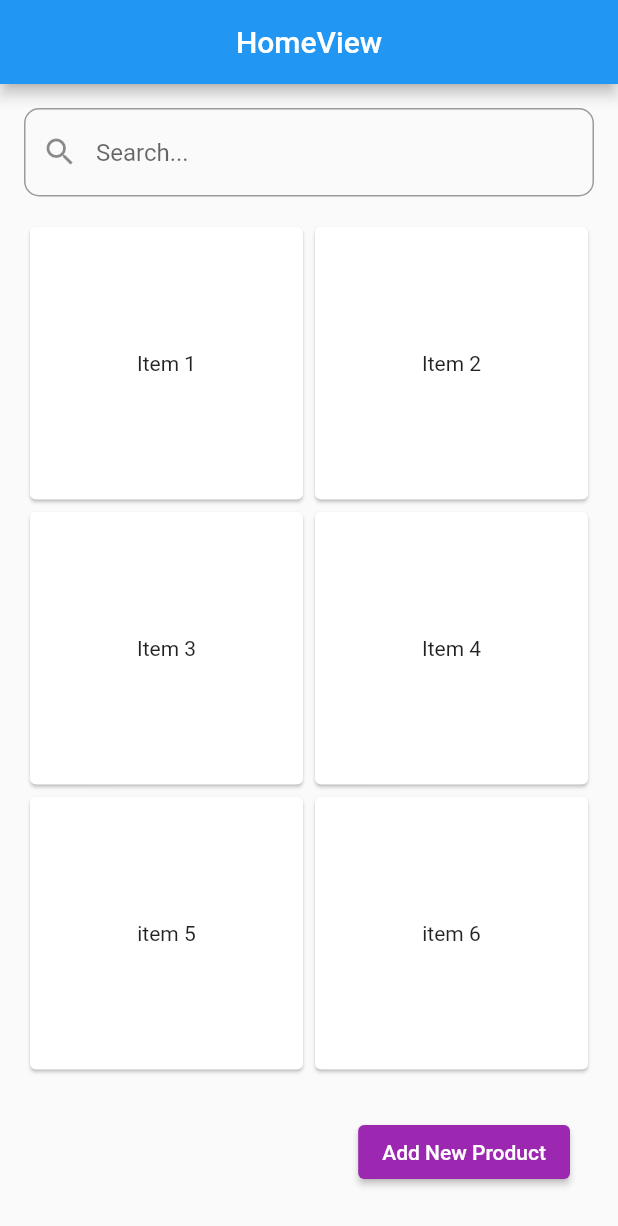
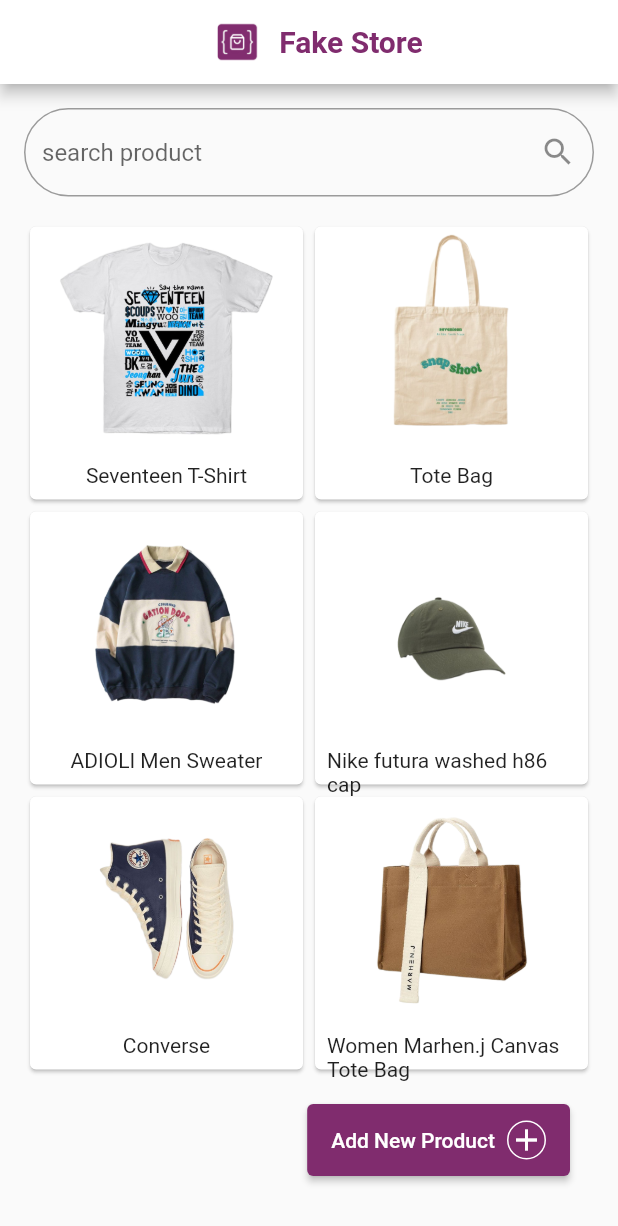
Before and after one commit to SabillaAndini/getx_app, a Flutter app: the screen it shows after launch, on a phone screen of 412 x 824 dp. Shown: the top 1226 px of the screen. Run offline on Flutter 3.47's test engine with Material 2 defaults, Android fonts, the light colour scheme and no system bars; our stand-ins replace get.

Commit message:
update progres getx

```diff
--- a/lib/app/modules/detail/views/detail_view.dart
+++ b/lib/app/modules/detail/views/detail_view.dart
@@ -1,11 +1,8 @@
 import 'package:flutter/material.dart';
 
-import 'package:get/get.dart';
+class DetailView extends StatelessWidget {
+  const DetailView({Key? key}) : super(key: key);
 
-import '../controllers/detail_controller.dart';
-
-class DetailView extends GetView<DetailController> {
-  const DetailView({Key? key}) : super(key: key);
   @override
   Widget build(BuildContext context) {
     return Scaffold(
@@ -13,11 +10,35 @@
         title: const Text('DetailView'),
         centerTitle: true,
       ),
-      body: const Center(
-        child: Text(
-          'DetailView is working',
-          style: TextStyle(fontSize: 20),
-        ),
+      body: Column(
+        children: [
+          Container(
+            width: 390.0,
+            height: 210.81,
+            margin: const EdgeInsets.only(top: 80.0),
+            alignment: Alignment.topCenter,
+            decoration: BoxDecoration(
+              boxShadow: [
+                BoxShadow(
+                  color: Color.fromARGB(255, 255, 255, 255).withOpacity(0.25),
+                  spreadRadius: 4,
+                  offset: const Offset(0, 4),
+                ),
+              ],
+            ),
+            child: Image.network(
+              'https://images.tokopedia.net/img/cache/900/hDjmkQ/2023/5/8/559a8392-4d0a-41af-8b04-0520e3fcc549.jpg', // Ganti dengan URL gambar yang sesuai
+              fit: BoxFit.cover, // Menyesuaikan gambar ke dalam kotak
+            ),
+          ),
+          SizedBox(height: 16), // Tambahkan jarak vertikal di sini
+          const Center(
+            child: Text(
+              'DetailView is working',
+              style: TextStyle(fontSize: 20),
+            ),
+          ),
+        ],
       ),
     );
   }
--- a/lib/app/modules/home/controllers/home_controller.dart
+++ b/lib/app/modules/home/controllers/home_controller.dart
@@ -2,14 +2,22 @@
 
 class HomeController extends GetxController {
   final allItems = <String>[
-    'Item 1',
-    'Item 2',
-    'Item 3',
-    'Item 4',
-    'item 5',
-    'item 6'
+    'Seventeen T-Shirt',
+    'Tote Bag',
+    'ADIOLI Men Sweater',
+    'Nike futura washed h86 cap',
+    'Converse',
+    'Women Marhen.j Canvas Tote Bag'
   ];
   final filteredItems = <String>[].obs;
+  final itemImages = <String>[
+    'assets/item1.png',
+    'assets/item2.png',
+    'assets/item3.png',
+    'assets/item4.png',
+    'assets/item5.png',
+    'assets/item6.png',
+  ];
 
   @override
   void onInit() {
@@ -29,4 +37,8 @@
   void addProduct(String s) {}
 
   void applyFilter(String value) {}
+
+  List<String> getItemImages() {
+    return itemImages;
+  }
 }
--- a/lib/app/modules/home/views/home_view.dart
+++ b/lib/app/modules/home/views/home_view.dart
@@ -9,7 +9,27 @@
   Widget build(BuildContext context) {
     return Scaffold(
       appBar: AppBar(
-        title: const Text('HomeView'),
+        backgroundColor: Colors.white,
+        title: Row(
+          mainAxisAlignment: MainAxisAlignment.center,
+          children: [
+            Padding(
+              padding: const EdgeInsets.all(8.0),
+              child: Image.asset(
+                'assets/fake store logo.png',
+                width: 40,
+                height: 40,
+              ),
+            ),
+            const Text(
+              'Fake Store',
+              style: TextStyle(
+                color: Color(0xFF802c6e), // Warna teks ungu dengan kode hex
+                fontWeight: FontWeight.bold, // Mengatur teks menjadi bold
+              ),
+            )
+          ],
+        ),
         centerTitle: true,
       ),
       body: Padding(
@@ -22,10 +42,10 @@
                 controller.filterData(value);
               },
               decoration: InputDecoration(
-                hintText: 'Search...',
-                prefixIcon: Icon(Icons.search),
+                hintText: 'search product',
+                suffixIcon: Icon(Icons.search),
                 border: OutlineInputBorder(
-                  borderRadius: BorderRadius.circular(10.0),
+                  borderRadius: BorderRadius.circular(40.0),
                 ),
               ),
             ),
@@ -40,13 +60,15 @@
                     ),
                     itemCount: controller.filteredItems.length,
                     itemBuilder: (context, index) {
+                      final itemImage = controller.getItemImages()[index];
                       return GridItemWidget(
                         item: controller.filteredItems[index],
+                        imageAssetPath: itemImage,
                       );
                     },
                   ),
                   Positioned(
-                    bottom: 16.0,
+                    bottom: 24.0, // Perbesar jarak dari bawah
                     right: 16.0,
                     child: ElevatedButton(
                       onPressed: () {
@@ -55,11 +77,31 @@
                       },
                       style: ElevatedButton.styleFrom(
                         backgroundColor:
-                            Colors.purple, // Warna latar belakang ungu
+                            Color(0xFF802c6e), // Warna latar belakang ungu
+                        minimumSize: Size(160, 48), // Mengatur tinggi tombol
                       ),
-                      child: Text(
-                        "Add New Product",
-                        style: TextStyle(color: Colors.white),
+                      child: Row(
+                        mainAxisAlignment: MainAxisAlignment
+                            .spaceBetween, // Mengatur ikon di sebelah kanan
+                        children: [
+                          Text(
+                            "Add New Product",
+                            style: TextStyle(color: Colors.white),
+                          ),
+                          SizedBox(width: 8), // Tambahkan jarak horizontal
+                          Container(
+                            decoration: BoxDecoration(
+                              shape: BoxShape.circle,
+                              border: Border.all(
+                                color: Colors.white, // Warna outline
+                              ),
+                            ),
+                            child: Icon(
+                              Icons.add,
+                              color: Colors.white, // Warna ikon
+                            ),
+                          ),
+                        ],
                       ),
                     ),
                   ),
@@ -75,14 +117,25 @@
 
 class GridItemWidget extends StatelessWidget {
   final String item;
+  final String imageAssetPath; // Tambahkan properti untuk path gambar asset
 
-  GridItemWidget({required this.item});
+  GridItemWidget({required this.item, required this.imageAssetPath});
 
   @override
   Widget build(BuildContext context) {
     return Card(
-      child: Center(
-        child: Text(item),
+      child: Column(
+        children: [
+          Image.asset(
+            imageAssetPath, // Menggunakan path gambar asset dari properti
+            fit: BoxFit.cover,
+            height: 150,
+          ),
+          Padding(
+            padding: const EdgeInsets.all(8.0),
+            child: Text(item),
+          ),
+        ],
       ),
     );
   }
--- a/lib/main.dart
+++ b/lib/main.dart
@@ -7,6 +7,7 @@
 void main() {
   runApp(
     GetMaterialApp(
+      debugShowCheckedModeBanner: false,
       title: "Application",
       initialRoute: AppPages.INITIAL,
       getPages: AppPages.routes,
```
Also changed, not shown: pubspec.yaml (+9 -1 lines), assets/fake store logo.png (added), assets/item1.png (added), assets/item2.png (added), assets/item3.png (added), assets/item4.png (added), assets/item5.png (added), assets/item6.png (added).
